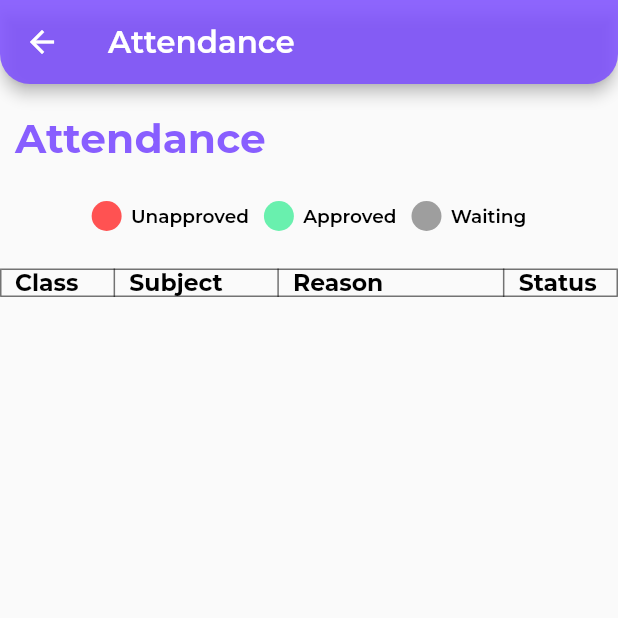
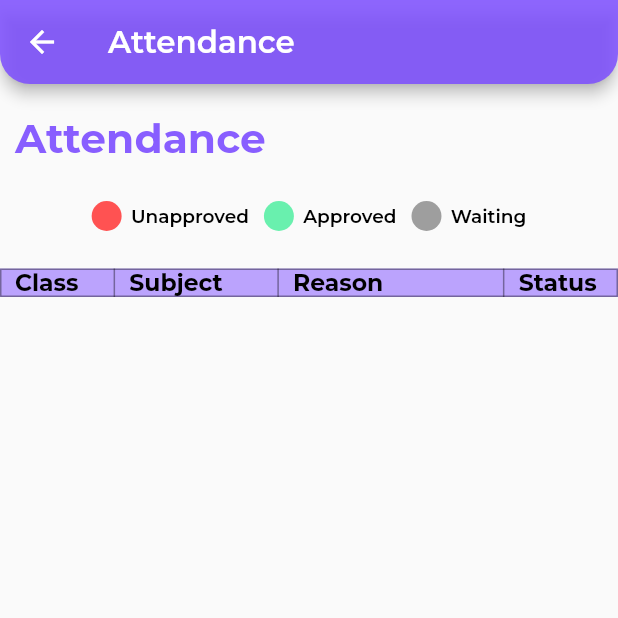
Before and after one commit to BrunoJurkovic/akademik, a Flutter app: the AttendanceScreen screen opened by its route, on a phone screen of 412 x 824 dp, the top half of it. Run offline on Flutter 3.47's test engine with Material 2 defaults, Android fonts, the phone set to English and light mode, and no system bars; our stand-ins replace auto_route, cached_network_image, cloud_firestore, firebase_auth, firebase_core, flutter_form_builder and 3 more; accounts and stored records are empty.

Commit message:
Themeing for the first row in attendance

```diff
--- a/lib/screens/attendance/attendance.dart
+++ b/lib/screens/attendance/attendance.dart
@@ -75,7 +75,7 @@ class _AttendanceScreenState extends State<AttendanceScreen> {
                   2: FractionColumnWidth(0.3),
                   3: FractionColumnWidth(0.12),
                 },
-                border: TableBorder.all(color: Colors.black54),
+                border: TableBorder.all(color: Colors.black38),
                 children: [
                   buildInitalTableRow(height),
                   ...buildTableRowFromList(
@@ -177,6 +177,8 @@ class _AttendanceScreenState extends State<AttendanceScreen> {
 
   TableRow buildInitalTableRow(double height) {
     return TableRow(
+      decoration:
+          BoxDecoration(color: Colors.deepPurpleAccent.withOpacity(0.5)),
       children: [
         // Padding(
         //   padding: EdgeInsets.fromLTRB(10, 0, 5, 0),
```
